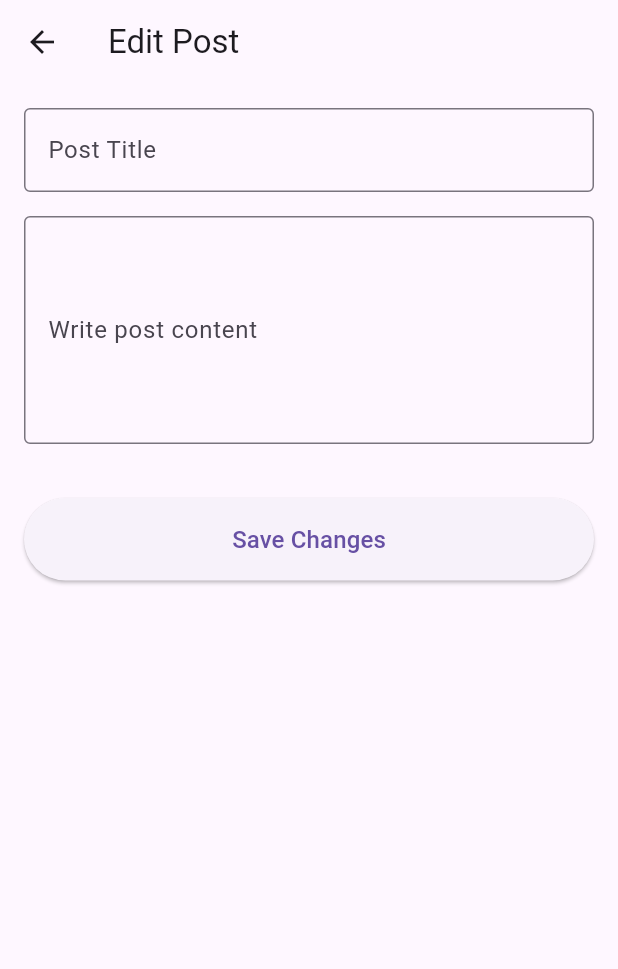
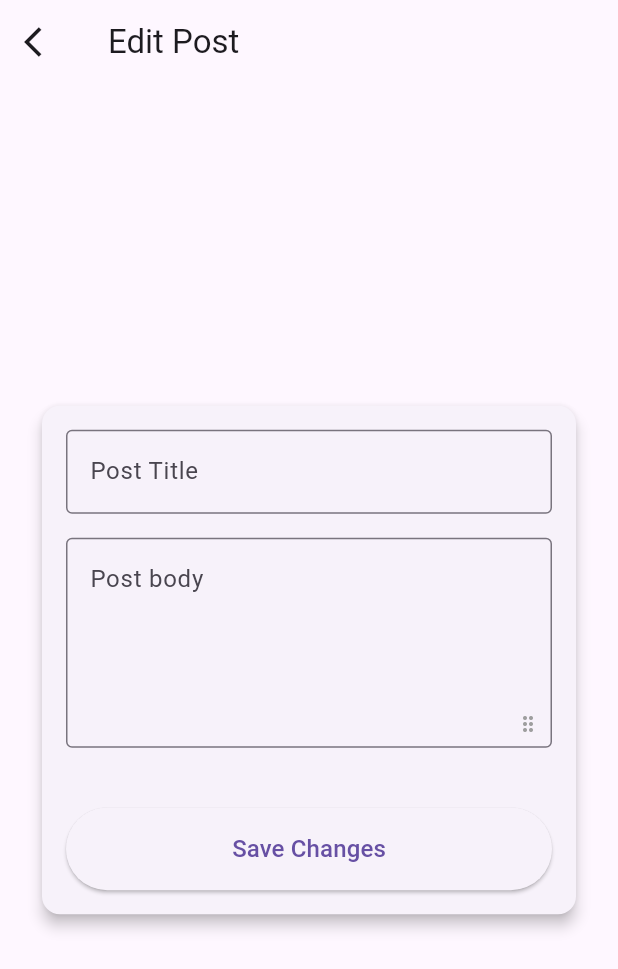
Before and after one commit to FishdStick/flutter_practice, a Flutter app: the EditPostScreen screen opened directly with empty values, on a phone screen of 412 x 824 dp. Shown: the top 969 px of the screen. Run offline on Flutter 3.47's test engine with Material 3 defaults, Android fonts, the phone set to English and light mode, and no system bars; our stand-ins replace flutter_dotenv, go_router, image_picker, supabase_flutter; accounts and stored records are empty.

Commit message:
UPDATE - Changes to files
- Added resizeable text field for adding/editing comments and posts

```diff
--- a/lib/features/posts/edit_post_screen.dart
+++ b/lib/features/posts/edit_post_screen.dart
@@ -18,10 +18,11 @@ class EditPostScreen extends StatefulWidget {
 class _EditPostScreenState extends State<EditPostScreen> {
   final _formKey = GlobalKey<FormState>();
   late TextEditingController _titleController;
-  late TextEditingController _contentController;
+  late TextEditingController _postBodyController;
 
   List<String> _existingImageUrls = [];
   final List<XFile> _newImages = [];
+  double _postBodyTextFieldHeight = 140.0;
 
   @override
   void initState() {
@@ -30,7 +31,7 @@ class _EditPostScreenState extends State<EditPostScreen> {
     final post = postProvider.getPostById(widget.postId);
 
     _titleController = TextEditingController(text: post?.title ?? '');
-    _contentController = TextEditingController(text: post?.content ?? '');
+    _postBodyController = TextEditingController(text: post?.content ?? '');
     _existingImageUrls = List<String>.from(post?.imageUrls ?? []);
   }
 
@@ -42,7 +43,7 @@ class _EditPostScreenState extends State<EditPostScreen> {
     final success = await postProvider.updatePost(
         postId: widget.postId,
         title: _titleController.text.trim(),
-        content: _contentController.text.trim(),
+        content: _postBodyController.text.trim(),
         existingImageUrls: _existingImageUrls,
         newImages: _newImages);
 
@@ -61,7 +62,7 @@ class _EditPostScreenState extends State<EditPostScreen> {
   @override
   void dispose() {
     _titleController.dispose();
-    _contentController.dispose();
+    _postBodyController.dispose();
     super.dispose();
   }
 
@@ -75,40 +76,93 @@ class _EditPostScreenState extends State<EditPostScreen> {
     ];
 
     return Scaffold(
-      appBar: AppBar(title: const Text('Edit Post')),
-      body: Padding(
+      appBar: AppBar(
+        title: const Text('Edit Post'),
+        leading: IconButton(
+            icon: const Icon(Icons.arrow_back_ios),
+            onPressed: () => context.pop()),
+      ),
+      // Create a centralized Widget for this along with the one in create_post_screen.dart
+      body: Center(
+        child: ConstrainedBox(
+          constraints: const BoxConstraints(maxWidth: 700),
+          child: SingleChildScrollView(
+            padding: const EdgeInsets.all(24.0),
+            child: Card(
+              elevation: 4,
+              shape: RoundedRectangleBorder(
+                  borderRadius: BorderRadius.circular(12)),
+              child: Padding(
                 padding: const EdgeInsets.all(16.0),
-        child: SingleChildScrollView(
                 child: Form(
                   key: _formKey,
                   child: Column(
                     crossAxisAlignment: CrossAxisAlignment.stretch,
                     children: [
-                // Title Text Field
+                      // Post Title Text Field
                       TextFormField(
                         controller: _titleController,
                         decoration: const InputDecoration(
                           labelText: 'Post Title',
                           border: OutlineInputBorder(),
                         ),
-                  validator: (value) => (value == null || value.trim().isEmpty)
+                        validator: (value) =>
+                            (value == null || value.trim().isEmpty)
                                 ? 'Please enter a title'
                                 : null,
                       ),
                       const SizedBox(height: 16),
-                // Content Text Field
+
+                      // Post Body Text Field
+                      SizedBox(
+                        height: _postBodyTextFieldHeight,
+                        child: Stack(
+                          children: [
                             TextFormField(
-                  controller: _contentController,
-                  maxLines: 5,
+                              controller: _postBodyController,
+                              maxLines: null,
+                              expands: true,
+                              keyboardType: TextInputType.multiline,
+                              textAlignVertical: TextAlignVertical.top,
                               decoration: const InputDecoration(
-                    labelText: 'Write post content',
+                                labelText: 'Post body',
                                 border: OutlineInputBorder(),
+                                alignLabelWithHint: true,
+                                contentPadding:
+                                    EdgeInsets.fromLTRB(12, 16, 28, 16),
                               ),
-                  validator: (value) => (value == null || value.trim().isEmpty)
-                      ? 'Please enter post content'
+                              validator: (value) =>
+                                  (value == null || value.trim().isEmpty)
+                                      ? 'Please enter post body'
                                       : null,
                             ),
-                const SizedBox(height: 12),
+                            Positioned(
+                              right: 2,
+                              bottom: 2,
+                              child: GestureDetector(
+                                behavior: HitTestBehavior.translucent,
+                                onVerticalDragUpdate: (details) {
+                                  setState(() {
+                                    _postBodyTextFieldHeight =
+                                        (_postBodyTextFieldHeight +
+                                                details.delta.dy)
+                                            .clamp(120.0, 500.0);
+                                  });
+                                },
+                                child: const MouseRegion(
+                                  cursor: SystemMouseCursors.resizeUpDown,
+                                  child: Padding(
+                                    padding: EdgeInsets.all(6.0),
+                                    child: Icon(Icons.drag_indicator,
+                                        size: 16, color: Colors.grey),
+                                  ),
+                                ),
+                              ),
+                            ),
+                          ],
+                        ),
+                      ),
+                      const SizedBox(height: 16),
 
                       // Images
                       if (allPreviewPaths.isNotEmpty)
@@ -119,15 +173,16 @@ class _EditPostScreenState extends State<EditPostScreen> {
                               if (index < _existingImageUrls.length) {
                                 _existingImageUrls.removeAt(index);
                               } else {
-                          _newImages
-                              .removeAt(index - _existingImageUrls.length);
+                                _newImages.removeAt(
+                                    index - _existingImageUrls.length);
                               }
                             });
                           },
                         ),
                       const SizedBox(height: 24),
                       ElevatedButton(
-                  onPressed: postProvider.isLoading ? null : _submitUpdate,
+                        onPressed:
+                            postProvider.isLoading ? null : _submitUpdate,
                         style: ElevatedButton.styleFrom(
                           padding: const EdgeInsets.symmetric(vertical: 16),
                         ),
@@ -135,7 +190,8 @@ class _EditPostScreenState extends State<EditPostScreen> {
                             ? const SizedBox(
                                 height: 20,
                                 width: 20,
-                          child: CircularProgressIndicator(strokeWidth: 2),
+                                child:
+                                    CircularProgressIndicator(strokeWidth: 2),
                               )
                             : const Text('Save Changes',
                                 style: TextStyle(fontSize: 16)),
@@ -145,6 +201,9 @@ class _EditPostScreenState extends State<EditPostScreen> {
                 ),
               ),
             ),
+          ),
+        ),
+      ),
     );
   }
 }
```
Also changed, not shown: lib/features/comments/comment_section.dart (+13 -1 lines), lib/features/posts/create_post_screen.dart (+55 -19 lines). Lines whose indentation alone changed are shown as unchanged.
